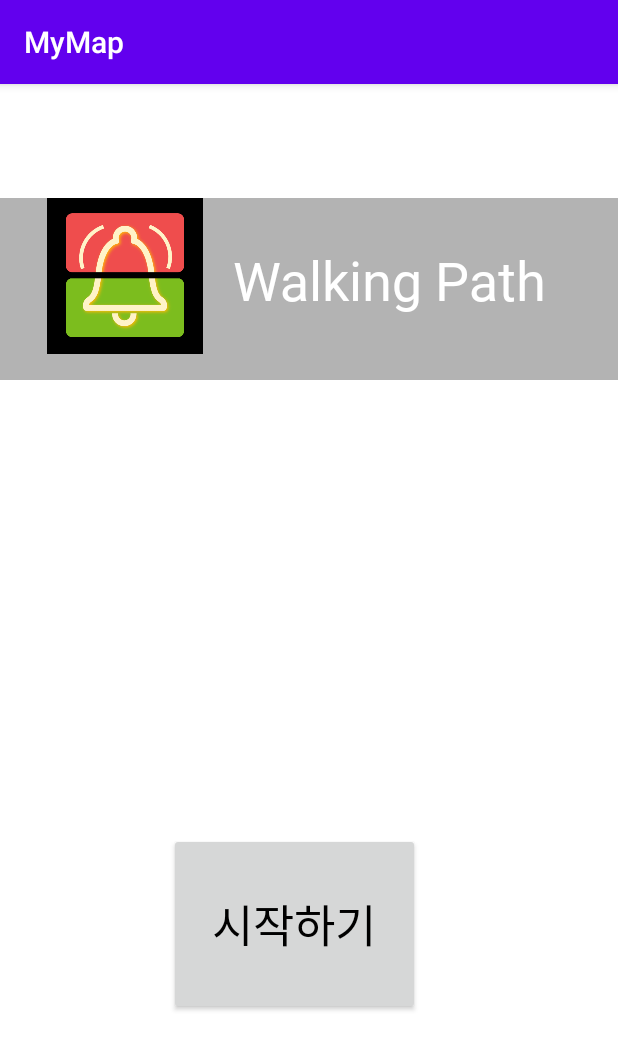
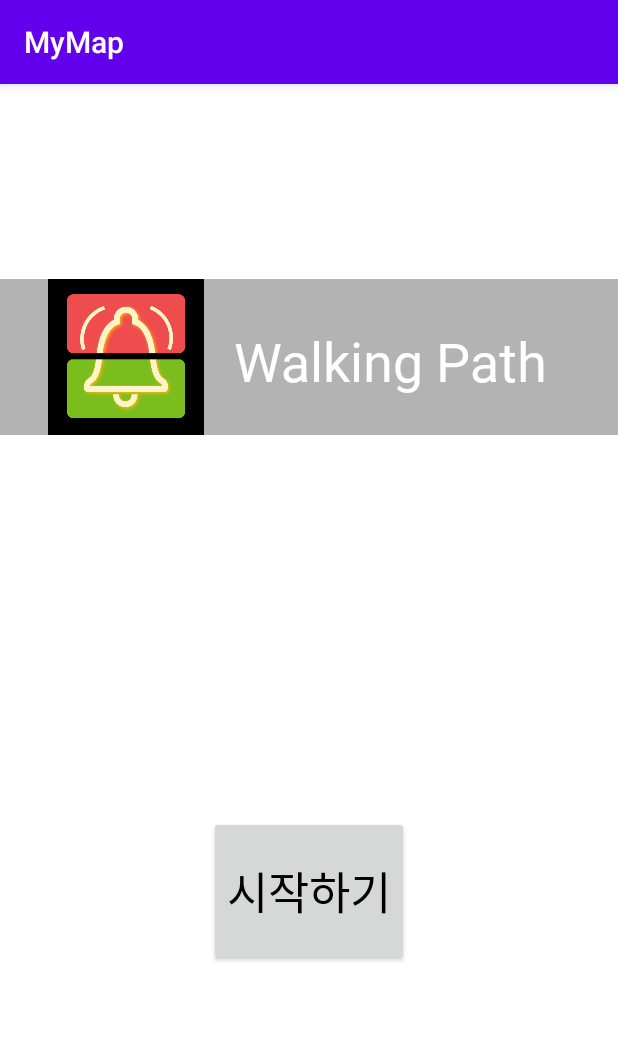
Before and after one commit to jungyoonoh/Smombie_Project_Test, an Android app: the screen it shows after launch (StartActivity), on a phone screen of 412 x 824 dp. Shown: the top 1050 px of the screen. Run offline under Robolectric (Android 15) with nearby library versions, the light colour scheme and no system bars; our stand-ins replace Firebase (no records; nobody signed in at launch, a user with empty details on screens opened directly); libraries missing offline, so code that uses them is left out: com.firebase.ui; 2 statements that could not run were skipped.

Commit message:
modify activity_start layout

```diff
--- a/app/src/main/AndroidManifest.xml
+++ b/app/src/main/AndroidManifest.xml
@@ -9,7 +9,6 @@
     <uses-permission android:name="android.permission.FOREGROUND_SERVICE" />
 
     <application
-        android:allowBackup="true"
         android:icon="@mipmap/ic_launcher_logo"
         android:label="@string/app_name"
         android:roundIcon="@mipmap/ic_launcher_logo_round"
--- a/app/src/main/java/com/example/mymap/AlarmService.kt
+++ b/app/src/main/java/com/example/mymap/AlarmService.kt
@@ -136,10 +136,11 @@ class AlarmService :Service (){
     fun makeLocation(){
         //현재위치 갱신후 거리계산 후 있으면 알림
         var temp:FloatArray= FloatArray(1)
+        var isVibrate=false
         for(i in 0..data.size - 1) {
             data.get(i) // MyData(lat,lng);
             Location.distanceBetween(loc.latitude,loc.longitude,data.get(i).lat.toDouble(), data.get(i).long.toDouble(),temp)
-            if(temp[0]<5000){
+            if(temp[0]<500){
                 //알람
                 if(data.get(i).isNearby==false) {
                     data.get(i).isNearby=true
--- a/app/src/main/res/layout/activity_start.xml
+++ b/app/src/main/res/layout/activity_start.xml
@@ -10,40 +10,34 @@
 
     <Button
         android:id="@+id/start"
-        android:layout_width="167dp"
-        android:layout_height="0dp"
-        android:layout_marginBottom="147dp"
+        android:layout_width="wrap_content"
+        android:layout_height="100dp"
+        android:layout_marginBottom="180dp"
         android:fontFamily="@font/nanumsquareroundeb"
         android:text="시작하기"
         android:textColor="#000000"
         android:textSize="30sp"
         app:layout_constraintBottom_toBottomOf="parent"
         app:layout_constraintEnd_toEndOf="parent"
-        app:layout_constraintHorizontal_bias="0.461"
         app:layout_constraintStart_toStartOf="parent"
         app:layout_constraintTop_toBottomOf="@+id/linearLayout2"
-        app:layout_constraintVertical_bias="0.764" />
+        app:layout_constraintVertical_bias="1.0" />
 
     <LinearLayout
         android:id="@+id/linearLayout2"
-        android:layout_width="414dp"
-        android:layout_height="0dp"
-        android:layout_marginTop="76dp"
-        android:layout_marginBottom="302dp"
+        android:layout_width="match_parent"
+        android:layout_height="wrap_content"
+        android:layout_marginTop="130dp"
         android:background="#B3B3B3"
         android:orientation="horizontal"
-        app:layout_constraintBottom_toTopOf="@+id/start"
-        app:layout_constraintEnd_toEndOf="parent"
-        app:layout_constraintHorizontal_bias="0.666"
-        app:layout_constraintStart_toStartOf="parent"
-        app:layout_constraintTop_toTopOf="parent">
+        app:layout_constraintTop_toTopOf="parent"
+        tools:layout_editor_absoluteX="0dp">
 
         <ImageView
             android:id="@+id/imageView"
             android:layout_width="104dp"
             android:layout_height="104dp"
             android:layout_marginStart="32dp"
-            android:layout_marginBottom="340dp"
             app:srcCompat="@drawable/logo" />
 
         <TextView
```
